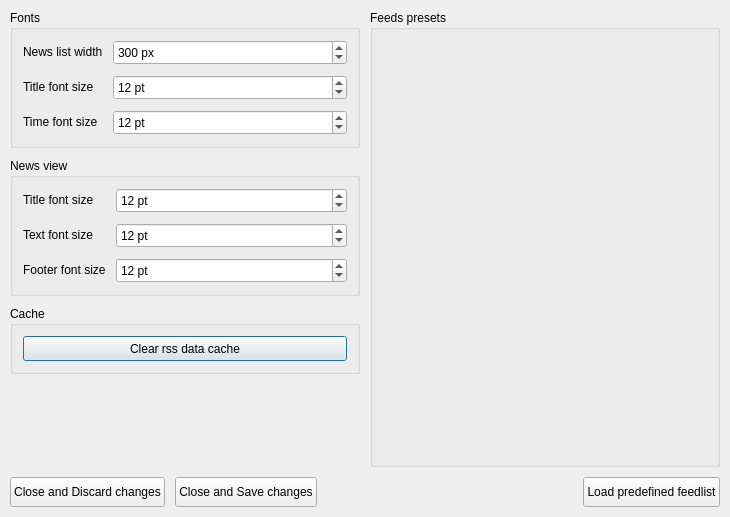
This is SettingsDialog.ui in kacerpetr/QRssReader as Qt 5 draws it before an edit. The edited form follows.
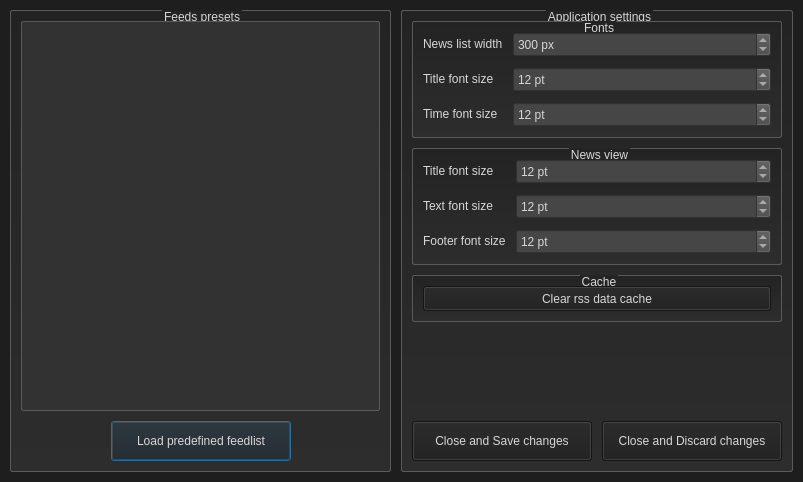
This is the edited form.

Commit message: Improved look of application dialogs

```diff
--- a/SettingsDialog.ui
+++ b/SettingsDialog.ui
@@ -6,12 +6,57 @@
    <rect>
     <x>0</x>
     <y>0</y>
-    <width>730</width>
-    <height>517</height>
+    <width>803</width>
+    <height>482</height>
    </rect>
   </property>
   <property name="windowTitle">
-   <string>Dialog</string>
+   <string>Application settings</string>
+  </property>
+  <property name="styleSheet">
+   <string notr="true">#SettingsDialog{
+	background-color: rgb(30, 30, 30);
+}
+
+QLabel{
+	color: rgb(215,215,215);
+}
+
+QSpinBox{
+	background-color: rgb(70, 70, 70);
+	color: rgb(215,215,215);
+}
+
+QListWidget{
+	background-color: rgb(50, 50, 50);
+	color: rgb(215,215,215);
+	border: 1px solid rgb(90, 90, 90);
+	border-radius: 2px;
+	margin-top: 1ex;
+}
+
+QListView::item:selected{
+	border-radius: 2px;
+	background-color: rgb(90, 90, 90);
+}
+
+QPushButton{
+	background-color: rgb(30, 30, 30);
+	color: rgb(215,215,215);
+}
+
+QGroupBox{
+	background-color: qlineargradient(x1: 0, y1: 0, x2: 0, y2: 1, stop: 0 rgb(35, 35, 35), stop: 1 rgb(45, 45, 45));
+	border: 1px solid rgb(90, 90, 90);
+	border-radius: 2px;
+	margin-top: 1ex;
+}
+
+QGroupBox::title{
+	color: rgb(215,215,215);
+	subcontrol-origin: margin;
+	subcontrol-position: top conter;
+}</string>
   </property>
   <layout class="QVBoxLayout" name="verticalLayout_2">
    <property name="spacing">
@@ -30,45 +75,122 @@
     <number>10</number>
    </property>
    <item>
-    <layout class="QHBoxLayout" name="horizontalLayout1">
-     <property name="spacing">
-      <number>10</number>
-     </property>
+    <layout class="QHBoxLayout" name="horizontalLayout">
      <item>
-      <widget class="QFrame" name="frame1">
+      <widget class="QGroupBox" name="groupBox4">
        <property name="sizePolicy">
         <sizepolicy hsizetype="Preferred" vsizetype="Preferred">
          <horstretch>1</horstretch>
          <verstretch>0</verstretch>
         </sizepolicy>
        </property>
-       <property name="frameShape">
-        <enum>QFrame::NoFrame</enum>
+       <property name="title">
+        <string>Feeds presets</string>
        </property>
-       <property name="frameShadow">
-        <enum>QFrame::Raised</enum>
+       <property name="flat">
+        <bool>false</bool>
        </property>
-       <property name="lineWidth">
-        <number>0</number>
+       <layout class="QVBoxLayout" name="verticalLayout_4">
+        <property name="spacing">
+         <number>10</number>
+        </property>
+        <property name="leftMargin">
+         <number>10</number>
+        </property>
+        <property name="topMargin">
+         <number>10</number>
+        </property>
+        <property name="rightMargin">
+         <number>10</number>
+        </property>
+        <property name="bottomMargin">
+         <number>10</number>
+        </property>
+        <item>
+         <widget class="QListWidget" name="listWidget">
+          <property name="frameShape">
+           <enum>QFrame::StyledPanel</enum>
+          </property>
+         </widget>
+        </item>
+        <item>
+         <layout class="QHBoxLayout" name="horizontalLayout3">
+          <property name="spacing">
+           <number>10</number>
+          </property>
+          <item>
+           <spacer name="horizontalSpacer5">
+            <property name="orientation">
+             <enum>Qt::Horizontal</enum>
+            </property>
+            <property name="sizeHint" stdset="0">
+             <size>
+              <width>40</width>
+              <height>20</height>
+             </size>
+            </property>
+           </spacer>
+          </item>
+          <item>
+           <widget class="QPushButton" name="loadButton">
+            <property name="minimumSize">
+             <size>
+              <width>180</width>
+              <height>40</height>
+             </size>
+            </property>
+            <property name="text">
+             <string>Load predefined feedlist</string>
+            </property>
+           </widget>
+          </item>
+          <item>
+           <spacer name="horizontalSpacer3">
+            <property name="orientation">
+             <enum>Qt::Horizontal</enum>
+            </property>
+            <property name="sizeHint" stdset="0">
+             <size>
+              <width>40</width>
+              <height>20</height>
+             </size>
+            </property>
+           </spacer>
+          </item>
+         </layout>
+        </item>
+       </layout>
+      </widget>
+     </item>
+     <item>
+      <widget class="QGroupBox" name="groupBox1">
+       <property name="sizePolicy">
+        <sizepolicy hsizetype="Preferred" vsizetype="Preferred">
+         <horstretch>1</horstretch>
+         <verstretch>0</verstretch>
+        </sizepolicy>
+       </property>
+       <property name="title">
+        <string>Application settings</string>
        </property>
        <layout class="QVBoxLayout" name="verticalLayout">
         <property name="spacing">
          <number>10</number>
         </property>
         <property name="leftMargin">
-         <number>0</number>
+         <number>10</number>
         </property>
         <property name="topMargin">
-         <number>0</number>
+         <number>10</number>
         </property>
         <property name="rightMargin">
-         <number>0</number>
+         <number>10</number>
         </property>
         <property name="bottomMargin">
-         <number>0</number>
+         <number>10</number>
         </property>
         <item>
-         <widget class="QGroupBox" name="groupBox1">
+         <widget class="QGroupBox" name="groupBox5">
           <property name="sizePolicy">
            <sizepolicy hsizetype="Expanding" vsizetype="Preferred">
             <horstretch>0</horstretch>
@@ -378,76 +500,66 @@
           </property>
          </spacer>
         </item>
+        <item>
+         <layout class="QHBoxLayout" name="horizontalLayout2">
+          <property name="spacing">
+           <number>10</number>
+          </property>
+          <item>
+           <spacer name="horizontalSpacer">
+            <property name="orientation">
+             <enum>Qt::Horizontal</enum>
+            </property>
+            <property name="sizeHint" stdset="0">
+             <size>
+              <width>40</width>
+              <height>20</height>
+             </size>
+            </property>
+           </spacer>
+          </item>
+          <item>
+           <widget class="QPushButton" name="saveButton">
+            <property name="minimumSize">
+             <size>
+              <width>180</width>
+              <height>40</height>
+             </size>
+            </property>
+            <property name="text">
+             <string>Close and Save changes</string>
+            </property>
+           </widget>
+          </item>
+          <item>
+           <widget class="QPushButton" name="cancelButton">
+            <property name="minimumSize">
+             <size>
+              <width>180</width>
+              <height>40</height>
+             </size>
+            </property>
+            <property name="text">
+             <string>Close and Discard changes</string>
+            </property>
+           </widget>
+          </item>
+          <item>
+           <spacer name="horizontalSpacer2">
+            <property name="orientation">
+             <enum>Qt::Horizontal</enum>
+            </property>
+            <property name="sizeHint" stdset="0">
+             <size>
+              <width>40</width>
+              <height>20</height>
+             </size>
+            </property>
+           </spacer>
+          </item>
+         </layout>
+        </item>
        </layout>
-      </widget>
-     </item>
-     <item>
-      <widget class="QGroupBox" name="groupBox4">
-       <property name="sizePolicy">
-        <sizepolicy hsizetype="Preferred" vsizetype="Preferred">
-         <horstretch>1</horstretch>
-         <verstretch>0</verstretch>
-        </sizepolicy>
-       </property>
-       <property name="title">
-        <string>Feeds presets</string>
-       </property>
-      </widget>
-     </item>
-    </layout>
-   </item>
-   <item>
-    <layout class="QHBoxLayout" name="horizontalLayout2">
-     <item>
-      <widget class="QPushButton" name="cancelButton">
-       <property name="minimumSize">
-        <size>
-         <width>0</width>
-         <height>30</height>
-        </size>
-       </property>
-       <property name="text">
-        <string>Close and Discard changes</string>
-       </property>
-      </widget>
-     </item>
-     <item>
-      <widget class="QPushButton" name="saveButton">
-       <property name="minimumSize">
-        <size>
-         <width>0</width>
-         <height>30</height>
-        </size>
-       </property>
-       <property name="text">
-        <string>Close and Save changes</string>
-       </property>
-      </widget>
-     </item>
-     <item>
-      <spacer name="horizontalSpacer">
-       <property name="orientation">
-        <enum>Qt::Horizontal</enum>
-       </property>
-       <property name="sizeHint" stdset="0">
-        <size>
-         <width>40</width>
-         <height>20</height>
-        </size>
-       </property>
-      </spacer>
-     </item>
-     <item>
-      <widget class="QPushButton" name="loadButton">
-       <property name="minimumSize">
-        <size>
-         <width>0</width>
-         <height>30</height>
-        </size>
-       </property>
-       <property name="text">
-        <string>Load predefined feedlist</string>
-       </property>
       </widget>
      </item>
     </layout>
```
Left out of the diff: 58 changed lines with no effect on the pictures. The commit also changes 27 other files.
